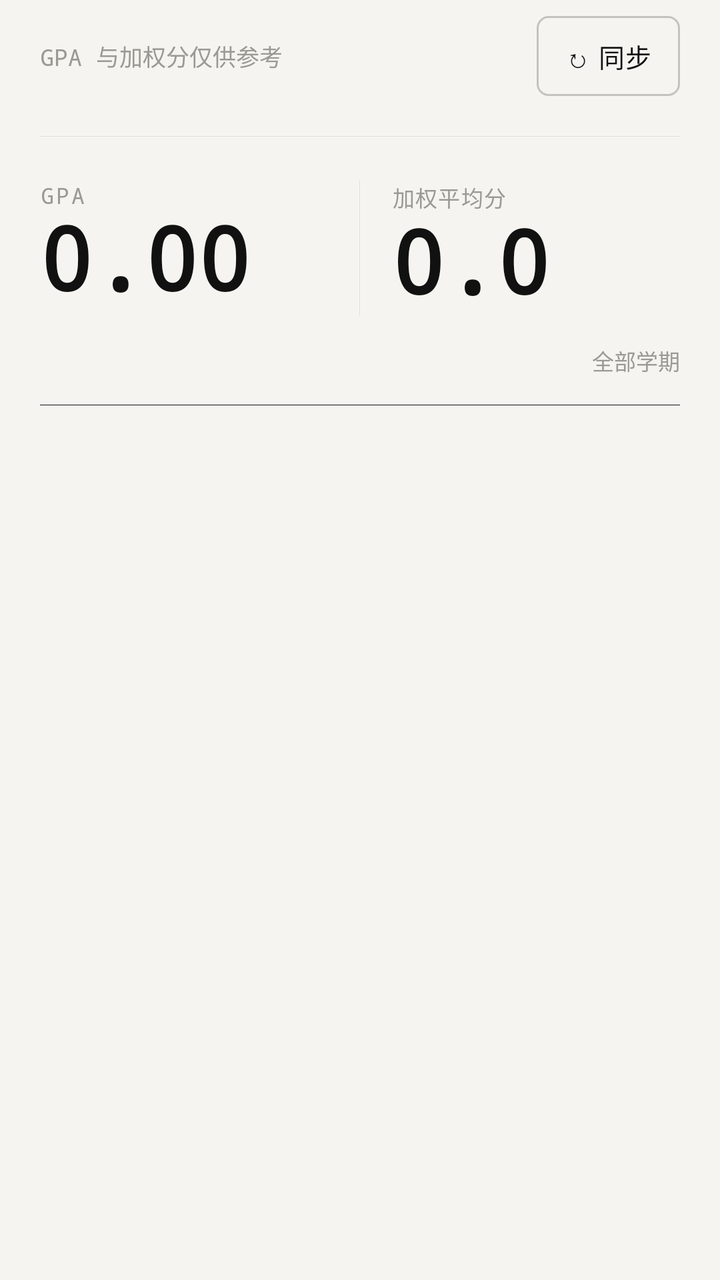
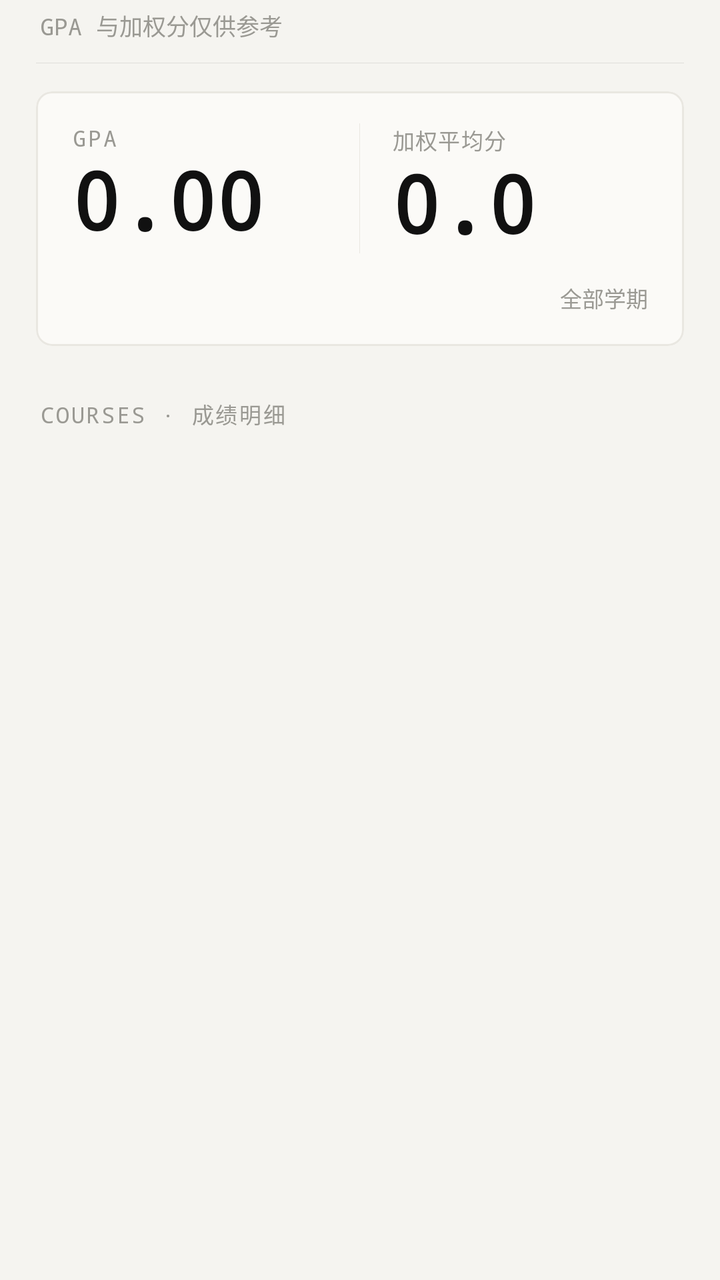

Compare the two renders of this Android layout. The source of the first and the diff that turns it into the second are given below.
<!-- AndroidManifest.xml: application theme Theme.EcutCampus -->
<!-- res/layout/fragment_grades.xml -->
<?xml version="1.0" encoding="utf-8"?>
<ScrollView xmlns:android="http://schemas.android.com/apk/res/android"
    xmlns:app="http://schemas.android.com/apk/res-auto"
    android:layout_width="match_parent"
    android:layout_height="match_parent"
    android:background="?attr/gBg"
    android:clipToPadding="false"
    android:paddingHorizontal="20dp"
    android:paddingTop="4dp"
    android:paddingBottom="28dp">

    <LinearLayout
        android:layout_width="match_parent"
        android:layout_height="wrap_content"
        android:orientation="vertical">

        
        <LinearLayout
            android:layout_width="match_parent"
            android:layout_height="wrap_content"
            android:gravity="center_vertical"
            android:orientation="horizontal">

            <TextView
                android:id="@+id/tv_grades_subtitle"
                android:layout_width="0dp"
                android:layout_height="wrap_content"
                android:layout_weight="1"
                android:fontFamily="monospace"
                android:text="GPA 与加权分仅供参考"
                android:textColor="?attr/gMute"
                android:textSize="11.5sp" />

            <com.google.android.material.button.MaterialButton
                android:id="@+id/btn_sync_grades"
                style="@style/Gauge.Button.Outline.Compact"
                android:layout_width="wrap_content"
                android:layout_height="wrap_content"
                android:text="↻ 同步" />
        </LinearLayout>

        
        <HorizontalScrollView
            android:layout_width="match_parent"
            android:layout_height="wrap_content"
            android:layout_marginTop="16dp"
            android:scrollbars="none">

            <LinearLayout
                android:id="@+id/semester_pill_container"
                android:layout_width="wrap_content"
                android:layout_height="wrap_content"
                android:orientation="horizontal" />
        </HorizontalScrollView>

        <View
            android:layout_width="match_parent"
            android:layout_height="1px"
            android:background="?attr/gHair" />

        
        <LinearLayout
            android:layout_width="match_parent"
            android:layout_height="wrap_content"
            android:layout_marginTop="22dp"
            android:orientation="horizontal">

            <LinearLayout
                android:layout_width="0dp"
                android:layout_height="wrap_content"
                android:layout_weight="1"
                android:orientation="vertical">

                <TextView
                    android:layout_width="wrap_content"
                    android:layout_height="wrap_content"
                    android:fontFamily="monospace"
                    android:letterSpacing="0.08"
                    android:text="GPA"
                    android:textColor="?attr/gMute"
                    android:textSize="11sp" />

                <TextView
                    android:id="@+id/tv_gpa_value"
                    android:layout_width="wrap_content"
                    android:layout_height="wrap_content"
                    android:fontFamily="monospace"
                    android:includeFontPadding="false"
                    android:text="0.00"
                    android:textColor="?attr/gInk"
                    android:textSize="44sp"
                    android:textStyle="bold" />
            </LinearLayout>

            <View
                android:layout_width="1px"
                android:layout_height="match_parent"
                android:layout_marginHorizontal="16dp"
                android:background="?attr/gHair" />

            <LinearLayout
                android:layout_width="0dp"
                android:layout_height="wrap_content"
                android:layout_weight="1"
                android:orientation="vertical">

                <TextView
                    android:layout_width="wrap_content"
                    android:layout_height="wrap_content"
                    android:letterSpacing="0.04"
                    android:text="加权平均分"
                    android:textColor="?attr/gMute"
                    android:textSize="11sp" />

                <TextView
                    android:id="@+id/tv_weighted_value"
                    android:layout_width="wrap_content"
                    android:layout_height="wrap_content"
                    android:fontFamily="monospace"
                    android:includeFontPadding="false"
                    android:text="0.0"
                    android:textColor="?attr/gInk"
                    android:textSize="44sp"
                    android:textStyle="bold" />
            </LinearLayout>
        </LinearLayout>

        <LinearLayout
            android:layout_width="match_parent"
            android:layout_height="wrap_content"
            android:layout_marginTop="14dp"
            android:gravity="center_vertical"
            android:orientation="horizontal">

            <TextView
                android:id="@+id/tv_grades_credit_summary"
                android:layout_width="0dp"
                android:layout_height="wrap_content"
                android:layout_weight="1"
                android:fontFamily="monospace"
                android:text=""
                android:textColor="?attr/gSub"
                android:textSize="12sp" />

            <TextView
                android:id="@+id/tv_grades_scope_tag"
                android:layout_width="wrap_content"
                android:layout_height="wrap_content"
                android:fontFamily="monospace"
                android:text="全部学期"
                android:textColor="?attr/gMute"
                android:textSize="11sp" />
        </LinearLayout>

        <com.ecut.campus.view.GpaGaugeChartView
            android:id="@+id/gpa_gauge_chart"
            android:layout_width="match_parent"
            android:layout_height="wrap_content"
            android:layout_marginTop="12dp"
            android:visibility="gone" />

        <View
            android:layout_width="match_parent"
            android:layout_height="1px"
            android:layout_marginTop="14dp"
            android:background="?attr/gInk" />

        <com.ecut.campus.view.GaugeSkeletonView
            android:id="@+id/grades_skeleton"
            android:layout_width="match_parent"
            android:layout_height="wrap_content"
            android:layout_marginTop="8dp"
            android:visibility="gone" />

        
        <LinearLayout
            android:id="@+id/empty_grades_card"
            android:layout_width="match_parent"
            android:layout_height="wrap_content"
            android:gravity="center"
            android:orientation="vertical"
            android:paddingVertical="28dp"
            android:visibility="gone">

            <com.ecut.campus.view.InkEmptyView
                android:id="@+id/empty_grades_illustration"
                android:layout_width="72dp"
                android:layout_height="72dp"
                android:layout_marginBottom="10dp" />

            <TextView
                android:id="@+id/tv_empty_grades_title"
                android:layout_width="wrap_content"
                android:layout_height="wrap_content"
                android:text="暂无本地成绩档案"
                android:textColor="?attr/gInk"
                android:textSize="15sp"
                android:textStyle="bold" />

            <TextView
                android:id="@+id/tv_empty_grades_sub"
                android:layout_width="wrap_content"
                android:layout_height="wrap_content"
                android:layout_marginTop="6dp"
                android:gravity="center"
                android:text="点「同步」获取成绩。可在设置中保存统一门户账号，登录过期后自动重新登录。"
                android:textColor="?attr/gSub"
                android:textSize="13sp" />

            <LinearLayout
                android:layout_width="wrap_content"
                android:layout_height="wrap_content"
                android:layout_marginTop="16dp"
                android:orientation="horizontal">

                <com.google.android.material.button.MaterialButton
                    android:id="@+id/btn_empty_sync_grades"
                    style="@style/Gauge.Button"
                    android:layout_width="wrap_content"
                    android:layout_height="wrap_content"
                    android:text="同步成绩" />

            </LinearLayout>
        </LinearLayout>

        
        <LinearLayout
            android:id="@+id/grades_list_container"
            android:layout_width="match_parent"
            android:layout_height="wrap_content"
            android:orientation="vertical" />

    </LinearLayout>
</ScrollView>
<!-- resources referenced by this layout -->
<resources>
  <style name="Gauge.Button" parent="Widget.Material3.Button">
          <item name="backgroundTint">?attr/gInk</item>
          <item name="android:textColor">?attr/gOnInk</item>
          <item name="cornerRadius">?attr/gButtonRadius</item>
          <item name="android:minHeight">48dp</item>
          <item name="android:insetTop">0dp</item>
          <item name="android:insetBottom">0dp</item>
          <item name="android:paddingStart">20dp</item>
          <item name="android:paddingEnd">20dp</item>
          <item name="android:textSize">14sp</item>
          <item name="android:fontFamily">sans-serif-medium</item>
          <item name="android:letterSpacing">0.02</item>
          <item name="android:stateListAnimator">@null</item>
          <item name="elevation">0dp</item>
          <item name="rippleColor">#33FFFFFF</item>
      </style>
  <style name="Gauge.Button.Outline.Compact">
          <item name="android:insetTop">4dp</item>
          <item name="android:insetBottom">4dp</item>
          <item name="android:minWidth">56dp</item>
          <item name="android:paddingStart">14dp</item>
          <item name="android:paddingEnd">14dp</item>
          <item name="android:textSize">13sp</item>
      </style>
  <color name="g_paper">#F5F4F0</color>
  <color name="g_card">#FBFAF7</color>
  <color name="g_line">#E9E7E1</color>
  <color name="g_ink">#111111</color>
  <color name="g_sub">#55554F</color>
  <color name="g_sub2">#45453F</color>
  <color name="g_mute">#9A9993</color>
  <color name="g_chip">#ECEAE4</color>
  <color name="g_accent">#FF4A1C</color>
  <color name="g_hair">#17000000</color>
  <color name="g_stroke">#33000000</color>
  <color name="g_ink_18">#2E111111</color>
  <color name="g_ink_12">#1F111111</color>
  <color name="g_ink_08">#14111111</color>
  <color name="g_paper_e8">#E8F5F4F0</color>
  <color name="g_paper_c8">#C8F5F4F0</color>
  <color name="g_on_ink">#FBFAF7</color>
  <color name="g_warn">#B4540A</color>
  <color name="g_ok">#2F5D3A</color>
  <style name="Gauge.Shape.Small" parent="">
          <item name="cornerFamily">rounded</item>
          <item name="cornerSize">6dp</item>
      </style>
  <style name="Gauge.Shape.Medium" parent="">
          <item name="cornerFamily">rounded</item>
          <item name="cornerSize">8dp</item>
      </style>
  <style name="Gauge.Dialog.Framework" parent="android:Theme.Material.Light.Dialog.Alert">
          <item name="android:windowBackground">@drawable/bg_gauge_dialog</item>
          <item name="android:colorAccent">?attr/gInk</item>
          <item name="android:colorPrimary">?attr/gInk</item>
          <item name="android:textColorPrimary">?attr/gInk</item>
          <item name="android:textColorSecondary">?attr/gSub</item>
          <item name="android:backgroundDimAmount">0.28</item>
      </style>
  <style name="Gauge.WindowAnimation" parent="@android:style/Animation.Activity">
          <item name="android:activityOpenEnterAnimation">@anim/gauge_enter</item>
          <item name="android:activityOpenExitAnimation">@anim/gauge_exit</item>
          <item name="android:activityCloseEnterAnimation">@anim/gauge_pop_enter</item>
          <item name="android:activityCloseExitAnimation">@anim/gauge_pop_exit</item>
      </style>
  <!-- drawable bg_gauge_dialog (drawable) -->
  <?xml version="1.0" encoding="utf-8"?>
  <inset xmlns:android="http://schemas.android.com/apk/res/android"
      android:insetLeft="24dp" android:insetRight="24dp"
      android:insetTop="40dp" android:insetBottom="40dp">
      <shape android:shape="rectangle">
          <corners android:radius="?attr/gCardRadius" />
          <solid android:color="?attr/gDialog" />
          <stroke android:width="1px" android:color="?attr/gCardStroke" />
      </shape>
  </inset>
  <style name="Gauge.Button.Text" parent="Widget.Material3.Button.TextButton.Dialog">
          <item name="android:textColor">?attr/gInk</item>
          <item name="rippleColor">?attr/gHair</item>
      </style>
  <!-- unchanged entries left out for length: 2 -->
</resources>

<!-- the commit's change to res/layout/fragment_grades.xml (unified diff, before → after) -->
@@ -5,7 +5,8 @@
     android:layout_height="match_parent"
     android:background="?attr/gBg"
     android:clipToPadding="false"
-    android:paddingHorizontal="20dp"
+    android:overScrollMode="never"
+    android:paddingHorizontal="18dp"
     android:paddingTop="4dp"
     android:paddingBottom="28dp">
 
@@ -15,155 +16,180 @@
         android:orientation="vertical">
 
         
+        <TextView
+            android:id="@+id/tv_grades_subtitle"
+            android:layout_width="match_parent"
+            android:layout_height="wrap_content"
+            android:fontFamily="monospace"
+            android:paddingHorizontal="2dp"
+            android:text="GPA 与加权分仅供参考"
+            android:textColor="?attr/gMute"
+            android:textSize="11.5sp" />
+
+        
+        <HorizontalScrollView
+            android:layout_width="match_parent"
+            android:layout_height="wrap_content"
+            android:layout_marginTop="10dp"
+            android:overScrollMode="never"
+            android:scrollbars="none">
+
+            <LinearLayout
+                android:id="@+id/semester_pill_container"
+                android:layout_width="wrap_content"
+                android:layout_height="wrap_content"
+                android:orientation="horizontal" />
+        </HorizontalScrollView>
+
+        <View
+            android:layout_width="match_parent"
+            android:layout_height="1px"
+            android:background="?attr/gHair" />
+
+        
+        <com.google.android.material.card.MaterialCardView
+            android:id="@+id/card_grades_summary"
+            style="@style/G.Card"
+            android:layout_marginTop="14dp">
+
+            <LinearLayout
+                android:layout_width="match_parent"
+                android:layout_height="wrap_content"
+                android:orientation="vertical"
+                android:paddingHorizontal="18dp"
+                android:paddingVertical="16dp">
+
+                <LinearLayout
+                    android:layout_width="match_parent"
+                    android:layout_height="wrap_content"
+                    android:orientation="horizontal">
+
+                    <LinearLayout
+                        android:layout_width="0dp"
+                        android:layout_height="wrap_content"
+                        android:layout_weight="1"
+                        android:orientation="vertical">
+
+                        <TextView
+                            android:layout_width="wrap_content"
+                            android:layout_height="wrap_content"
+                            android:fontFamily="monospace"
+                            android:letterSpacing="0.08"
+                            android:text="GPA"
+                            android:textColor="?attr/gMute"
+                            android:textSize="11sp" />
+
+                        <TextView
+                            android:id="@+id/tv_gpa_value"
+                            android:layout_width="wrap_content"
+                            android:layout_height="wrap_content"
+                            android:layout_marginTop="2dp"
+                            android:fontFamily="monospace"
+                            android:includeFontPadding="false"
+                            android:text="0.00"
+                            android:textColor="?attr/gInk"
+                            android:textSize="40sp"
+                            android:textStyle="bold" />
+                    </LinearLayout>
+
+                    <View
+                        android:layout_width="1px"
+                        android:layout_height="match_parent"
+                        android:layout_marginHorizontal="16dp"
+                        android:background="?attr/gLine" />
+
+                    <LinearLayout
+                        android:layout_width="0dp"
+                        android:layout_height="wrap_content"
+                        android:layout_weight="1"
+                        android:orientation="vertical">
+
+                        <TextView
+                            android:layout_width="wrap_content"
+                            android:layout_height="wrap_content"
+                            android:letterSpacing="0.04"
+                            android:text="加权平均分"
+                            android:textColor="?attr/gMute"
+                            android:textSize="11sp" />
+
+                        <TextView
+                            android:id="@+id/tv_weighted_value"
+                            android:layout_width="wrap_content"
+                            android:layout_height="wrap_content"
+                            android:layout_marginTop="2dp"
+                            android:fontFamily="monospace"
+                            android:includeFontPadding="false"
+                            android:text="0.0"
+                            android:textColor="?attr/gInk"
+                            android:textSize="40sp"
+                            android:textStyle="bold" />
+                    </LinearLayout>
+                </LinearLayout>
+
+                <LinearLayout
+                    android:layout_width="match_parent"
+                    android:layout_height="wrap_content"
+                    android:layout_marginTop="14dp"
+                    android:gravity="center_vertical"
+                    android:orientation="horizontal">
+
+                    <TextView
+                        android:id="@+id/tv_grades_credit_summary"
+                        android:layout_width="0dp"
+                        android:layout_height="wrap_content"
+                        android:layout_weight="1"
+                        android:fontFamily="monospace"
+                        android:text=""
+                        android:textColor="?attr/gSub"
+                        android:textSize="12sp" />
+
+                    <TextView
+                        android:id="@+id/tv_grades_scope_tag"
+                        android:layout_width="wrap_content"
+                        android:layout_height="wrap_content"
+                        android:fontFamily="monospace"
+                        android:text="全部学期"
+                        android:textColor="?attr/gMute"
+                        android:textSize="11sp" />
+                </LinearLayout>
+
+                <com.ecut.campus.view.GpaGaugeChartView
+                    android:id="@+id/gpa_gauge_chart"
+                    android:layout_width="match_parent"
+                    android:layout_height="wrap_content"
+                    android:layout_marginTop="12dp"
+                    android:visibility="gone" />
+            </LinearLayout>
+        </com.google.android.material.card.MaterialCardView>
+
+        
         <LinearLayout
-            android:layout_width="match_parent"
-            android:layout_height="wrap_content"
+            android:id="@+id/grades_sort_header"
+            android:layout_width="match_parent"
+            android:layout_height="wrap_content"
+            android:layout_marginTop="18dp"
+            android:layout_marginBottom="8dp"
             android:gravity="center_vertical"
-            android:orientation="horizontal">
+            android:orientation="horizontal"
+            android:paddingHorizontal="2dp">
 
             <TextView
-                android:id="@+id/tv_grades_subtitle"
                 android:layout_width="0dp"
                 android:layout_height="wrap_content"
                 android:layout_weight="1"
                 android:fontFamily="monospace"
-                android:text="GPA 与加权分仅供参考"
-                android:textColor="?attr/gMute"
-                android:textSize="11.5sp" />
-
-            <com.google.android.material.button.MaterialButton
-                android:id="@+id/btn_sync_grades"
-                style="@style/Gauge.Button.Outline.Compact"
-                android:layout_width="wrap_content"
-                android:layout_height="wrap_content"
-                android:text="↻ 同步" />
-        </LinearLayout>
-
-        
-        <HorizontalScrollView
-            android:layout_width="match_parent"
-            android:layout_height="wrap_content"
-            android:layout_marginTop="16dp"
-            android:scrollbars="none">
-
-            <LinearLayout
-                android:id="@+id/semester_pill_container"
-                android:layout_width="wrap_content"
-                android:layout_height="wrap_content"
-                android:orientation="horizontal" />
-        </HorizontalScrollView>
-
-        <View
-            android:layout_width="match_parent"
-            android:layout_height="1px"
-            android:background="?attr/gHair" />
-
-        
-        <LinearLayout
-            android:layout_width="match_parent"
-            android:layout_height="wrap_content"
-            android:layout_marginTop="22dp"
-            android:orientation="horizontal">
-
-            <LinearLayout
-                android:layout_width="0dp"
-                android:layout_height="wrap_content"
-                android:layout_weight="1"
-                android:orientation="vertical">
-
-                <TextView
-                    android:layout_width="wrap_content"
-                    android:layout_height="wrap_content"
-                    android:fontFamily="monospace"
-                    android:letterSpacing="0.08"
-                    android:text="GPA"
-                    android:textColor="?attr/gMute"
-                    android:textSize="11sp" />
-
-                <TextView
-                    android:id="@+id/tv_gpa_value"
-                    android:layout_width="wrap_content"
-                    android:layout_height="wrap_content"
-                    android:fontFamily="monospace"
-                    android:includeFontPadding="false"
-                    android:text="0.00"
-                    android:textColor="?attr/gInk"
-                    android:textSize="44sp"
-                    android:textStyle="bold" />
-            </LinearLayout>
-
-            <View
-                android:layout_width="1px"
-                android:layout_height="match_parent"
-                android:layout_marginHorizontal="16dp"
-                android:background="?attr/gHair" />
-
-            <LinearLayout
-                android:layout_width="0dp"
-                android:layout_height="wrap_content"
-                android:layout_weight="1"
-                android:orientation="vertical">
-
-                <TextView
-                    android:layout_width="wrap_content"
-                    android:layout_height="wrap_content"
-                    android:letterSpacing="0.04"
-                    android:text="加权平均分"
-                    android:textColor="?attr/gMute"
-                    android:textSize="11sp" />
-
-                <TextView
-                    android:id="@+id/tv_weighted_value"
-                    android:layout_width="wrap_content"
-                    android:layout_height="wrap_content"
-                    android:fontFamily="monospace"
-                    android:includeFontPadding="false"
-                    android:text="0.0"
-                    android:textColor="?attr/gInk"
-                    android:textSize="44sp"
-                    android:textStyle="bold" />
-            </LinearLayout>
-        </LinearLayout>
-
-        <LinearLayout
-            android:layout_width="match_parent"
-            android:layout_height="wrap_content"
-            android:layout_marginTop="14dp"
-            android:gravity="center_vertical"
-            android:orientation="horizontal">
-
-            <TextView
-                android:id="@+id/tv_grades_credit_summary"
-                android:layout_width="0dp"
-                android:layout_height="wrap_content"
-                android:layout_weight="1"
-                android:fontFamily="monospace"
-                android:text=""
-                android:textColor="?attr/gSub"
-                android:textSize="12sp" />
-
-            <TextView
-                android:id="@+id/tv_grades_scope_tag"
-                android:layout_width="wrap_content"
-                android:layout_height="wrap_content"
-                android:fontFamily="monospace"
-                android:text="全部学期"
+                android:letterSpacing="0.08"
+                android:text="COURSES · 成绩明细"
                 android:textColor="?attr/gMute"
                 android:textSize="11sp" />
+
+            <LinearLayout
+                android:id="@+id/grades_sort_bar"
+                android:layout_width="wrap_content"
+                android:layout_height="32dp"
+                android:gravity="center_vertical"
+                android:orientation="horizontal" />
         </LinearLayout>
-
-        <com.ecut.campus.view.GpaGaugeChartView
-            android:id="@+id/gpa_gauge_chart"
-            android:layout_width="match_parent"
-            android:layout_height="wrap_content"
-            android:layout_marginTop="12dp"
-            android:visibility="gone" />
-
-        <View
-            android:layout_width="match_parent"
-            android:layout_height="1px"
-            android:layout_marginTop="14dp"
-            android:background="?attr/gInk" />
 
         <com.ecut.campus.view.GaugeSkeletonView
             android:id="@+id/grades_skeleton"
@@ -224,11 +250,16 @@
         </LinearLayout>
 
         
-        <LinearLayout
-            android:id="@+id/grades_list_container"
-            android:layout_width="match_parent"
-            android:layout_height="wrap_content"
-            android:orientation="vertical" />
+        <com.google.android.material.card.MaterialCardView
+            android:id="@+id/card_grades_list"
+            style="@style/G.Card">
+
+            <LinearLayout
+                android:id="@+id/grades_list_container"
+                android:layout_width="match_parent"
+                android:layout_height="wrap_content"
+                android:orientation="vertical" />
+        </com.google.android.material.card.MaterialCardView>
 
     </LinearLayout>
 </ScrollView>
<!-- resource entries referenced after the edit -->
@@ -1,5 +1,14 @@
 <!-- resources referenced by this layout -->
 <resources>
+  <style name="G.Card">
+          <item name="android:layout_width">match_parent</item>
+          <item name="android:layout_height">wrap_content</item>
+          <item name="cardBackgroundColor">?attr/gCard</item>
+          <item name="cardCornerRadius">?attr/gCardRadius</item>
+          <item name="cardElevation">0dp</item>
+          <item name="strokeColor">?attr/gCardStroke</item>
+          <item name="strokeWidth">1dp</item>
+      </style>
   <style name="Gauge.Button" parent="Widget.Material3.Button">
           <item name="backgroundTint">?attr/gInk</item>
           <item name="android:textColor">?attr/gOnInk</item>
@@ -15,14 +24,6 @@
           <item name="android:stateListAnimator">@null</item>
           <item name="elevation">0dp</item>
           <item name="rippleColor">#33FFFFFF</item>
-      </style>
-  <style name="Gauge.Button.Outline.Compact">
-          <item name="android:insetTop">4dp</item>
-          <item name="android:insetBottom">4dp</item>
-          <item name="android:minWidth">56dp</item>
-          <item name="android:paddingStart">14dp</item>
-          <item name="android:paddingEnd">14dp</item>
-          <item name="android:textSize">13sp</item>
       </style>
   <color name="g_paper">#F5F4F0</color>
   <color name="g_card">#FBFAF7</color>
